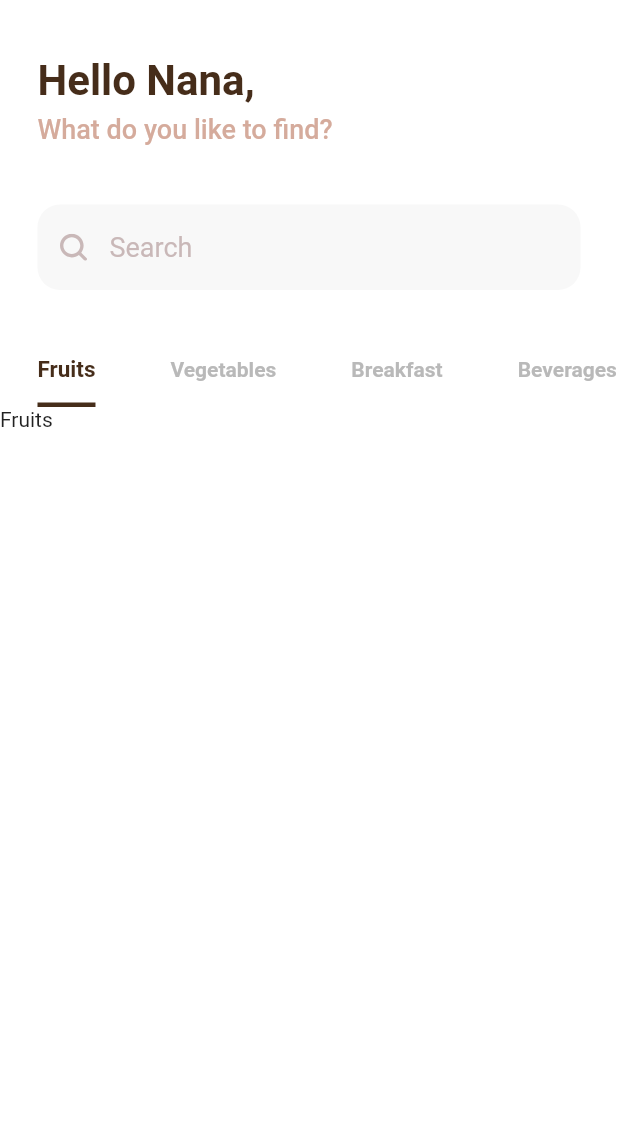
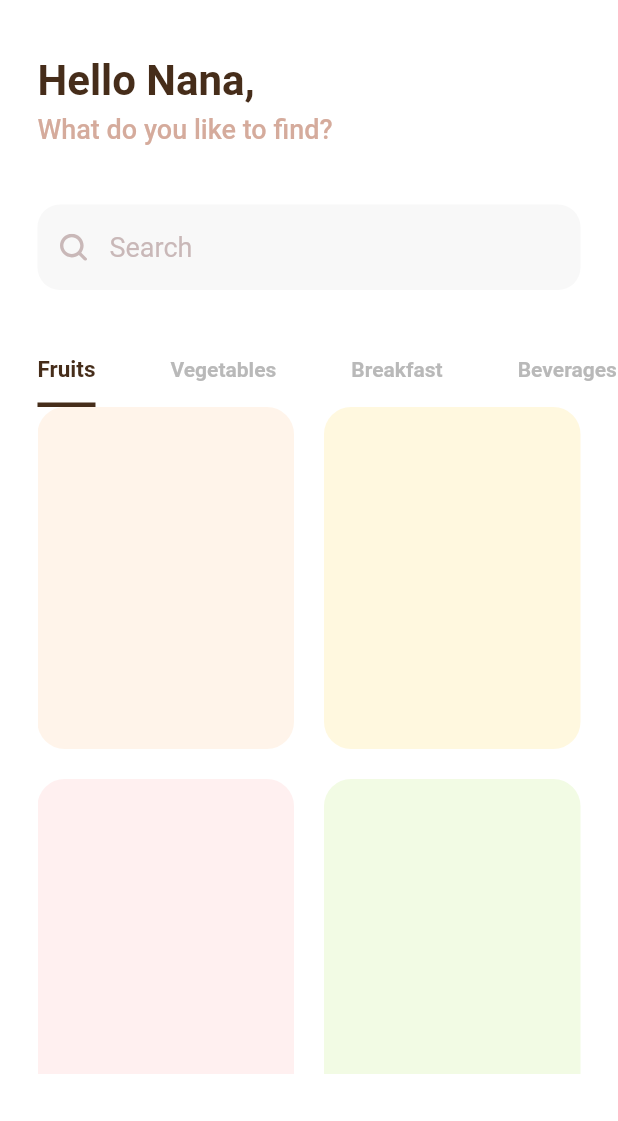
Before and after one commit to Console45/Flutter-shop-app, a Flutter app: the screen it shows after launch, on a phone screen of 412 x 824 dp, the part 115-1236 px from its top. Run offline on Flutter 3.47's test engine with Material 2 defaults, Android fonts, the phone set to English and light mode, and no system bars; our stand-ins replace flutter_svg, google_fonts.

Commit message:
added grid to fruits category

```diff
--- a/lib/screens/products_overwiew.dart
+++ b/lib/screens/products_overwiew.dart
@@ -1,3 +1,4 @@
+import 'package:Myshop/widgets/categories/fruits.dart';
 import 'package:flutter/material.dart';
 import 'package:flutter_svg/flutter_svg.dart';
 
@@ -154,7 +155,7 @@ Widget _productsTab(TabController tabController) {
 Widget _productsTabView(TabController tabController) {
   return TabBarView(
     children: [
-      Text('Fruits'),
+      Fruits(),
       Text('Vegetables'),
       Text('Breakfast'),
       Text('Beverages'),
--- a/lib/widgets/categories/fruits.dart
+++ b/lib/widgets/categories/fruits.dart
@@ -0,0 +1,38 @@
+import 'package:Myshop/loaded_products.dart';
+import 'package:Myshop/models/products.dart';
+import 'package:flutter/material.dart';
+
+class Fruits extends StatelessWidget {
+  final List<Color> bgColors = [
+    Color(0xffFFF4EA),
+    Color(0xffFFF8DF),
+    Color(0xffFFF0F0),
+    Color(0xffF2FBE4),
+  ];
+
+  @override
+  Widget build(BuildContext context) {
+    return Container(
+      padding: EdgeInsets.symmetric(horizontal: 25),
+      child: GridView.builder(
+        gridDelegate: SliverGridDelegateWithFixedCrossAxisCount(
+          crossAxisCount: 2,
+          crossAxisSpacing: 20,
+          childAspectRatio: 0.75,
+          mainAxisSpacing: 20,
+        ),
+        itemBuilder: (ctx, index) {
+          return Container(
+            decoration: BoxDecoration(
+              borderRadius: BorderRadius.circular(18),
+              color: bgColors[index],
+            ),
+          );
+        },
+        itemCount: loadedProducts
+            .where((product) => product.category == Category.Fruits)
+            .length,
+      ),
+    );
+  }
+}
```
Also changed, not shown: lib/screens/home..dart (deleted, +0 -56 lines), lib/widgets/bottom_navigation.dart (deleted, +0 -41 lines).
